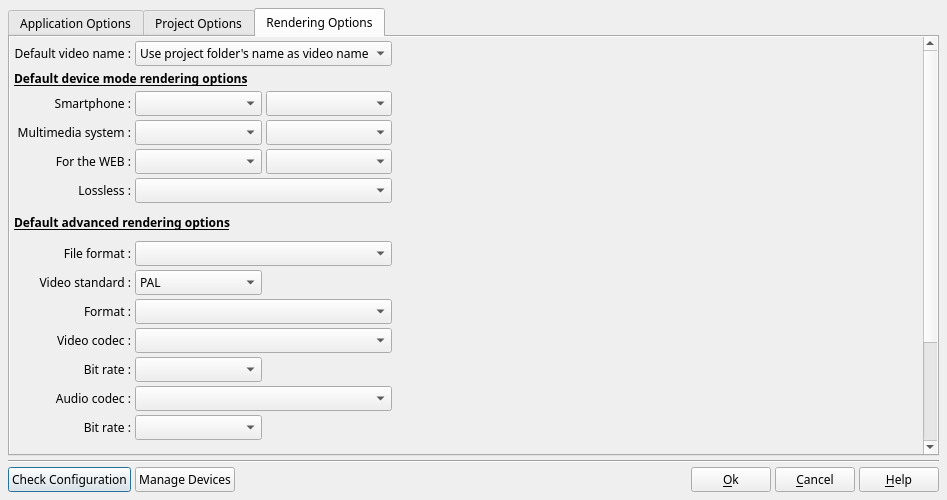
boenki/ffdiaporama, file src/ffDiaporama/DlgAppSettings/DlgApplicationSettings.ui: the form before one commit.
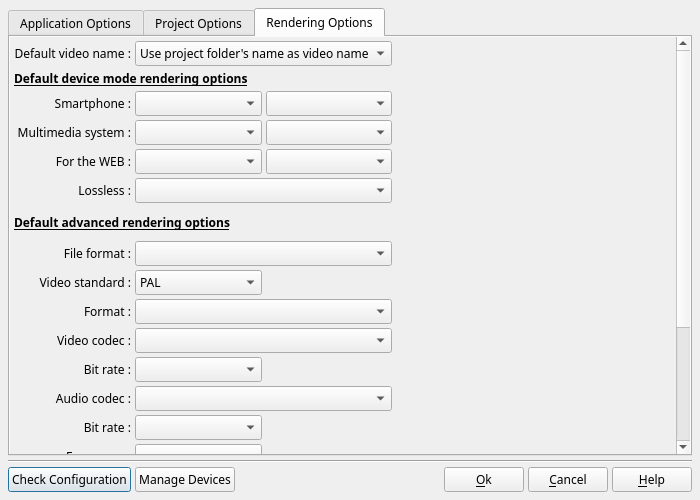
The form after the commit. Icons and pictures are not drawn. Custom widgets are drawn as their Qt base class.

```diff
--- a/src/ffDiaporama/DlgAppSettings/DlgApplicationSettings.ui
+++ b/src/ffDiaporama/DlgAppSettings/DlgApplicationSettings.ui
@@ -6,7 +6,7 @@
    <rect>
     <x>0</x>
     <y>0</y>
-    <width>947</width>
+    <width>700</width>
     <height>500</height>
    </rect>
   </property>
@@ -2075,8 +2075,8 @@
            <rect>
             <x>0</x>
             <y>0</y>
-            <width>911</width>
-            <height>541</height>
+            <width>664</width>
+            <height>569</height>
            </rect>
           </property>
           <layout class="QGridLayout" name="gridLayout_2">
@@ -2324,7 +2324,7 @@
              </item>
             </widget>
            </item>
-           <item row="35" column="0" colspan="2">
+           <item row="36" column="0" colspan="2">
             <widget class="QLabel" name="label_16">
              <property name="sizePolicy">
               <sizepolicy hsizetype="Preferred" vsizetype="Fixed">
@@ -2350,7 +2350,7 @@
              </property>
             </widget>
            </item>
-           <item row="41" column="0">
+           <item row="42" column="0">
             <spacer name="verticalSpacer">
              <property name="orientation">
               <enum>Qt::Vertical</enum>
@@ -2585,7 +2585,13 @@
             </widget>
            </item>
            <item row="40" column="0">
-            <widget class="QLabel" name="AudioFreqLabel">
+            <widget class="QLabel" name="label_54">
+             <property name="sizePolicy">
+              <sizepolicy hsizetype="Preferred" vsizetype="Preferred">
+               <horstretch>0</horstretch>
+               <verstretch>0</verstretch>
+              </sizepolicy>
+             </property>
              <property name="text">
               <string>Frequency :</string>
              </property>
@@ -2607,6 +2613,29 @@
              </property>
             </widget>
            </item>
+           <item row="35" column="0">
+            <widget class="QLabel" name="AudioFreqLabel">
+             <property name="text">
+              <string>Frequency :</string>
+             </property>
+             <property name="alignment">
+              <set>Qt::AlignRight|Qt::AlignTrailing|Qt::AlignVCenter</set>
+             </property>
+            </widget>
+           </item>
+           <item row="35" column="1">
+            <widget class="QComboBox" name="AudioFreqCB">
+             <property name="sizePolicy">
+              <sizepolicy hsizetype="Minimum" vsizetype="Fixed">
+               <horstretch>0</horstretch>
+               <verstretch>0</verstretch>
+              </sizepolicy>
+             </property>
+             <property name="toolTip">
+              <string>Select the bit rate to use for audio during the rendering.</string>
+             </property>
+            </widget>
+           </item>
           </layout>
          </widget>
         </widget>
```
Left out of the diff: 129 changed lines with no effect on the pictures.
